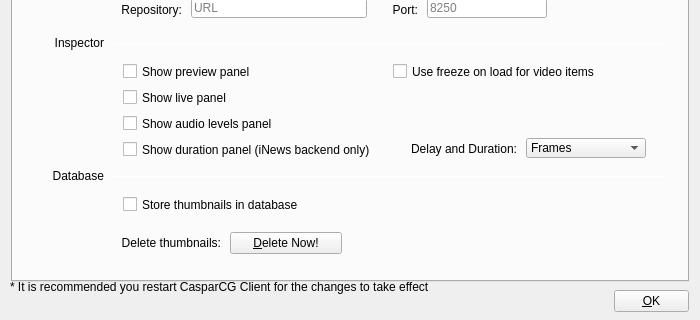
Qt form src/Widgets/SettingsDialog.ui (CasparCG/client) before a commit; both pictures show x 0 to 700 and y 420 to 740 of the 700 by 740 pixel window.
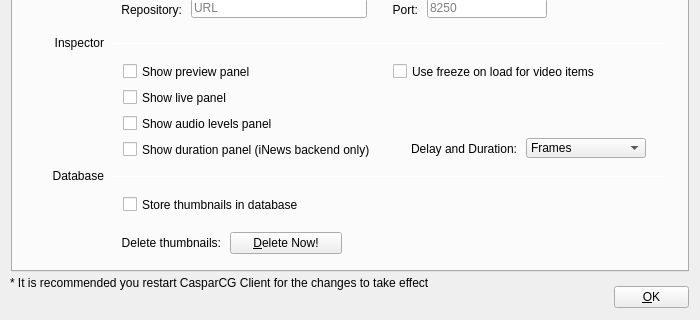
The same form after that commit.

```diff
--- a/src/Widgets/SettingsDialog.ui
+++ b/src/Widgets/SettingsDialog.ui
@@ -31,7 +31,7 @@
      <x>11</x>
      <y>11</y>
      <width>678</width>
-     <height>691</height>
+     <height>681</height>
     </rect>
    </property>
    <property name="focusPolicy">
@@ -3557,7 +3557,7 @@
    <property name="geometry">
     <rect>
      <x>614</x>
-     <y>710</y>
+     <y>706</y>
      <width>75</width>
      <height>22</height>
     </rect>
@@ -3573,7 +3573,7 @@
    <property name="geometry">
     <rect>
      <x>10</x>
-     <y>699</y>
+     <y>695</y>
      <width>591</width>
      <height>16</height>
     </rect>
```
